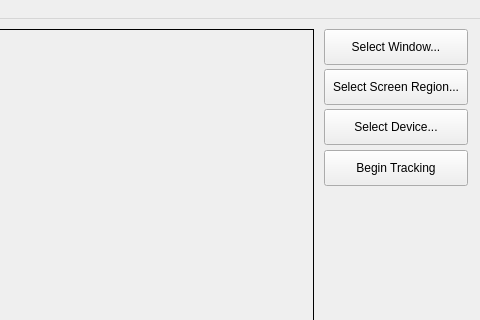
Above: res/design.ui from goth-uhaul/zdcurtain before the change; both pictures show x 336 to 816 and y 0 to 320 of the 816 by 632 pixel window. Below: the same form after it.
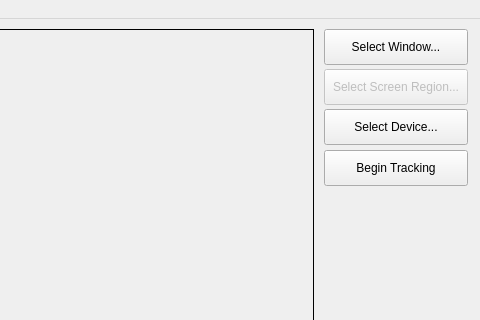
That is the form after the change.

The edit to the form file:
```diff
--- a/res/design.ui
+++ b/res/design.ui
@@ -77,6 +77,9 @@
     </property>
    </widget>
    <widget class="QPushButton" name="select_region_button">
+    <property name="enabled">
+     <bool>false</bool>
+    </property>
     <property name="geometry">
      <rect>
       <x>660</x>
```
Left out of the diff: 4 changed lines with no effect on the pictures.
